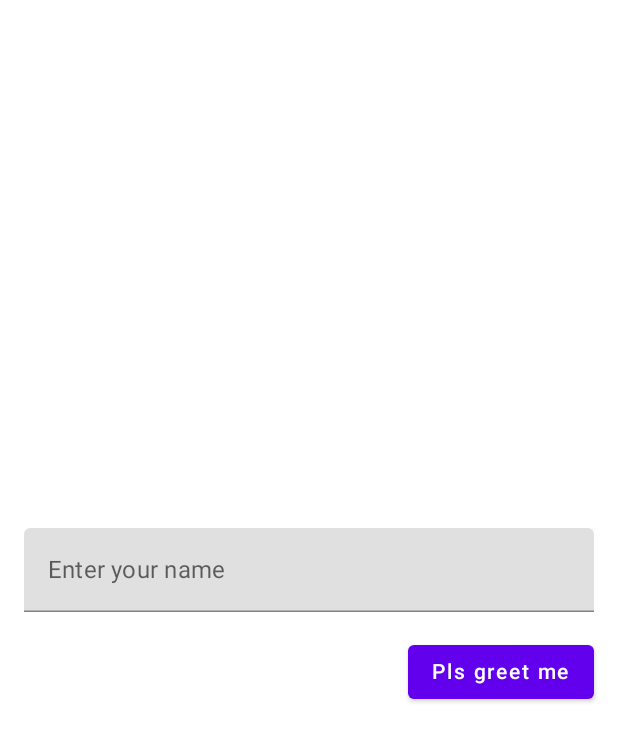
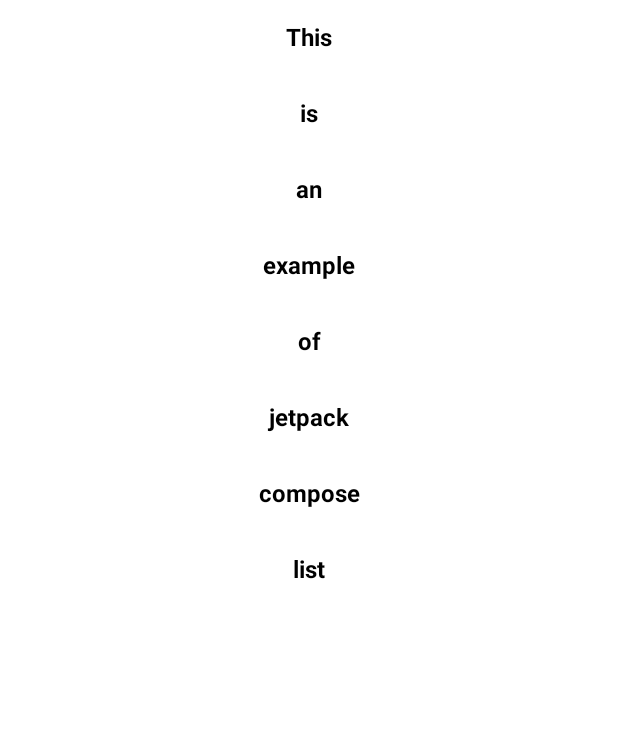
Before and after one commit to DHRUV-LIMBACHIYA/JetpackComposePractice, an Android app built with Jetpack Compose: the screen it shows after launch (MainActivity), on a phone screen of 412 x 824 dp. Shown: the top 741 px of the screen. Run offline under Robolectric (Android 15) with nearby library versions, the phone set to English and light mode, and no system bars.

Commit message:
Jetpack Compose List

```diff
--- a/app/src/main/java/com/example/jetpackcomposepractice/CustomComposables.kt
+++ b/app/src/main/java/com/example/jetpackcomposepractice/CustomComposables.kt
@@ -5,6 +5,8 @@ import androidx.compose.foundation.background
 import androidx.compose.foundation.border
 import androidx.compose.foundation.clickable
 import androidx.compose.foundation.layout.*
+import androidx.compose.foundation.lazy.LazyColumn
+import androidx.compose.foundation.lazy.itemsIndexed
 import androidx.compose.foundation.shape.RoundedCornerShape
 import androidx.compose.material.*
 import androidx.compose.runtime.*
@@ -20,6 +22,7 @@ import androidx.compose.ui.text.buildAnnotatedString
 import androidx.compose.ui.text.font.Font
 import androidx.compose.ui.text.font.FontFamily
 import androidx.compose.ui.text.font.FontWeight
+import androidx.compose.ui.text.style.TextAlign
 import androidx.compose.ui.text.style.TextDecoration
 import androidx.compose.ui.text.withStyle
 import androidx.compose.ui.unit.dp
@@ -30,6 +33,36 @@ import kotlin.random.Random
 /**
  * Created by Dhruv Limbachiya on 25-08-2021.
  */
+
+
+@Composable
+fun List() {
+    LazyColumn(modifier = Modifier.fillMaxSize()) {
+//        items(5000) {
+//            Text(
+//                text = "Item $it",
+//                fontSize = 16.sp,
+//                fontWeight = FontWeight.Bold,
+//                modifier = Modifier.fillMaxWidth()
+//                    .padding(16.dp),
+//                textAlign = TextAlign.Center
+//            )
+//        }
+
+        itemsIndexed(
+            listOf("This","is","an","example","of","jetpack","compose","list")
+        ){ index,item ->
+            Text(
+                text = item,
+                fontSize = 16.sp,
+                fontWeight = FontWeight.Bold,
+                modifier = Modifier.fillMaxWidth()
+                    .padding(16.dp),
+                textAlign = TextAlign.Center
+            )
+        }
+    }
+}
 
 @Composable
 fun GreetMe(
@@ -61,13 +94,17 @@ fun GreetMe(
                 label = {
                     Text(text = "Enter your name")
                 },
-                modifier = Modifier.fillMaxWidth().padding(horizontal = 16.dp)
+                modifier = Modifier
+                    .fillMaxWidth()
+                    .padding(horizontal = 16.dp)
             )
 
             Spacer(modifier = Modifier.height(16.dp))
 
             Box(
-                modifier = Modifier.fillMaxWidth().padding(end = 16.dp),
+                modifier = Modifier
+                    .fillMaxWidth()
+                    .padding(end = 16.dp),
                 contentAlignment = Alignment.BottomEnd
             ) {
                 Button(onClick = {
--- a/app/src/main/java/com/example/jetpackcomposepractice/MainActivity.kt
+++ b/app/src/main/java/com/example/jetpackcomposepractice/MainActivity.kt
@@ -3,14 +3,12 @@ package com.example.jetpackcomposepractice
 import android.os.Bundle
 import androidx.activity.ComponentActivity
 import androidx.activity.compose.setContent
-import androidx.compose.foundation.layout.fillMaxSize
-import androidx.compose.ui.Modifier
 
 class MainActivity : ComponentActivity() {
     override fun onCreate(savedInstanceState: Bundle?) {
         super.onCreate(savedInstanceState)
         setContent {
-            GreetMe(modifier = Modifier.fillMaxSize())
+            List()
         }
     }
 }
```
